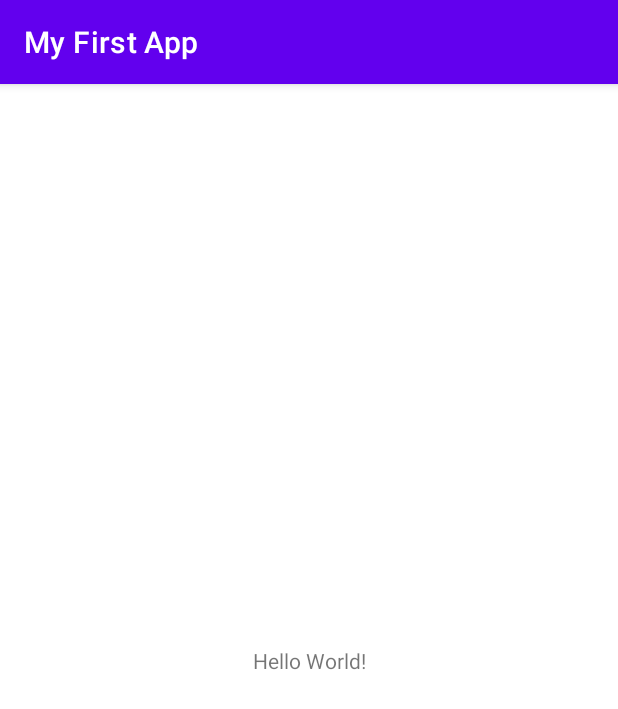
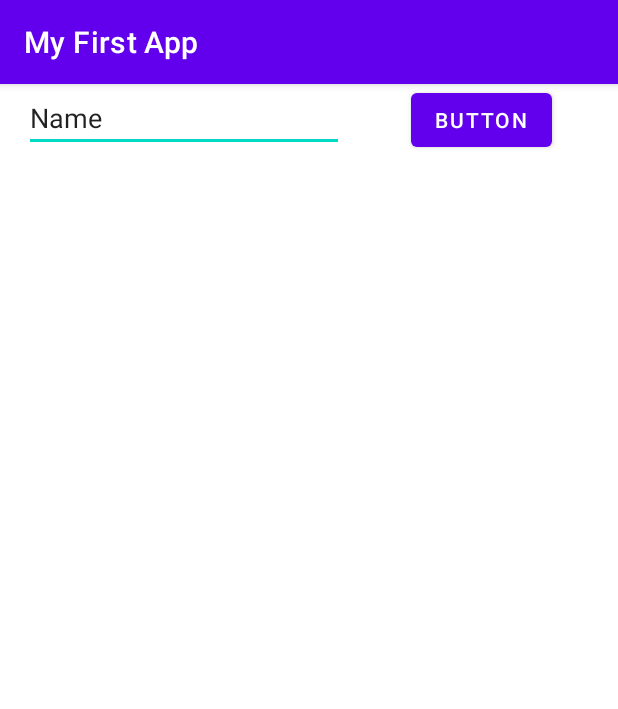
Before and after one commit to souhailmerroun-practice/Android, an Android app: the screen it shows after launch (MainActivity), on a phone screen of 412 x 824 dp. Shown: the top 709 px of the screen. Run offline under Robolectric (Android 15) with nearby library versions, the phone set to English and light mode, and no system bars.

Commit message:
Adding Plain Text & Button

```diff
--- a/app/src/main/res/layout/activity_main.xml
+++ b/app/src/main/res/layout/activity_main.xml
@@ -6,13 +6,25 @@
     android:layout_height="match_parent"
     tools:context=".MainActivity">
 
-    <TextView
+    <EditText
+        android:id="@+id/editTextTextPersonName"
         android:layout_width="wrap_content"
         android:layout_height="wrap_content"
-        android:text="Hello World!"
-        app:layout_constraintBottom_toBottomOf="parent"
-        app:layout_constraintLeft_toLeftOf="parent"
-        app:layout_constraintRight_toRightOf="parent"
-        app:layout_constraintTop_toTopOf="parent" />
+        android:layout_marginStart="16dp"
+        android:ems="10"
+        android:inputType="textPersonName"
+        android:text="Name"
+        app:layout_constraintStart_toStartOf="parent"
+        tools:layout_editor_absoluteY="16dp" />
 
+    <Button
+        android:id="@+id/button"
+        android:layout_width="wrap_content"
+        android:layout_height="wrap_content"
+        android:layout_marginStart="16dp"
+        android:layout_marginEnd="16dp"
+        android:text="Button"
+        app:layout_constraintEnd_toEndOf="parent"
+        app:layout_constraintStart_toEndOf="@+id/editTextTextPersonName"
+        tools:layout_editor_absoluteY="16dp" />
 </androidx.constraintlayout.widget.ConstraintLayout>
```
